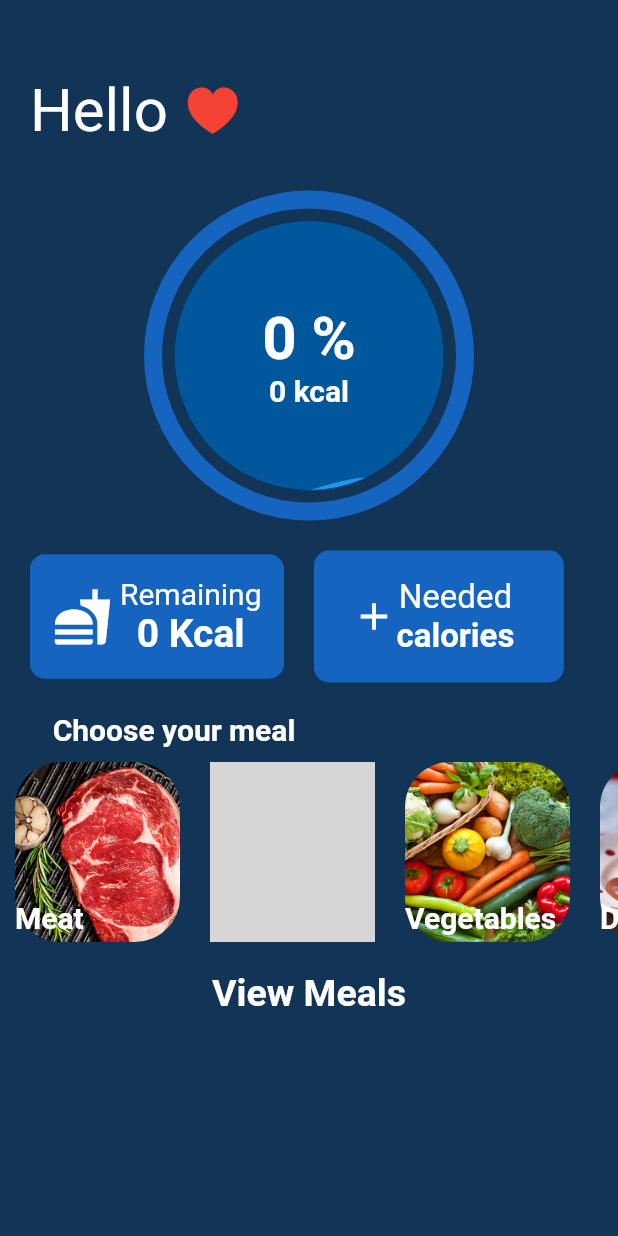
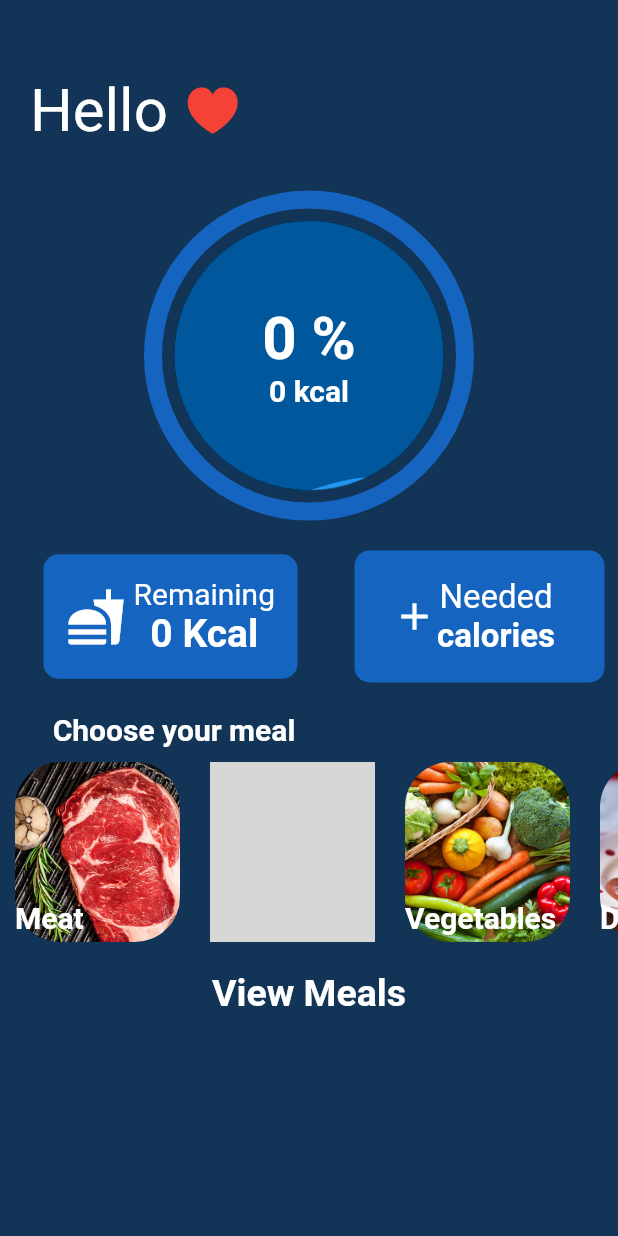
Before and after one commit to YoussifHany51/Calorie_Tracker, a Flutter app: the Home screen opened directly, on a phone screen of 412 x 824 dp. Run offline on Flutter 3.47's test engine with Material 2 defaults, Android fonts, the phone set to English and light mode, and no system bars; drawn by our look-alikes of percent_indicator; our stand-ins replace liquid_progress_indicator, shared_preferences, sliding_sheet; accounts and stored records are empty; grey boxes are pictures that could not be loaded.

Commit message:
editing UI

```diff
--- a/lib/screens/home.dart
+++ b/lib/screens/home.dart
@@ -155,6 +155,7 @@ class _HomeState extends State<Home> {
                   )),
                 ),
                 Row(
+                  mainAxisAlignment: MainAxisAlignment.spaceAround,
                   children: [
                     Padding(
                       padding:
```
